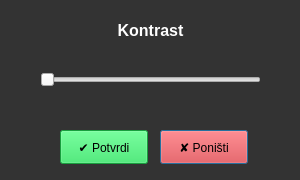
Qt form photon/contrastdialog.ui (nkoturovic/RS009-photon) before a commit.
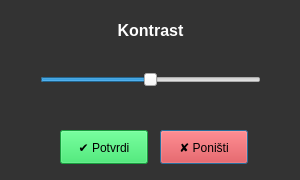
The same form after that commit.

What changed in the file:
```diff
--- a/photon/contrastdialog.ui
+++ b/photon/contrastdialog.ui
@@ -103,6 +103,15 @@
 	Color: #00909e;
 }</string>
    </property>
+   <property name="minimum">
+    <number>-100</number>
+   </property>
+   <property name="maximum">
+    <number>100</number>
+   </property>
+   <property name="singleStep">
+    <number>1</number>
+   </property>
    <property name="orientation">
     <enum>Qt::Horizontal</enum>
    </property>
```
